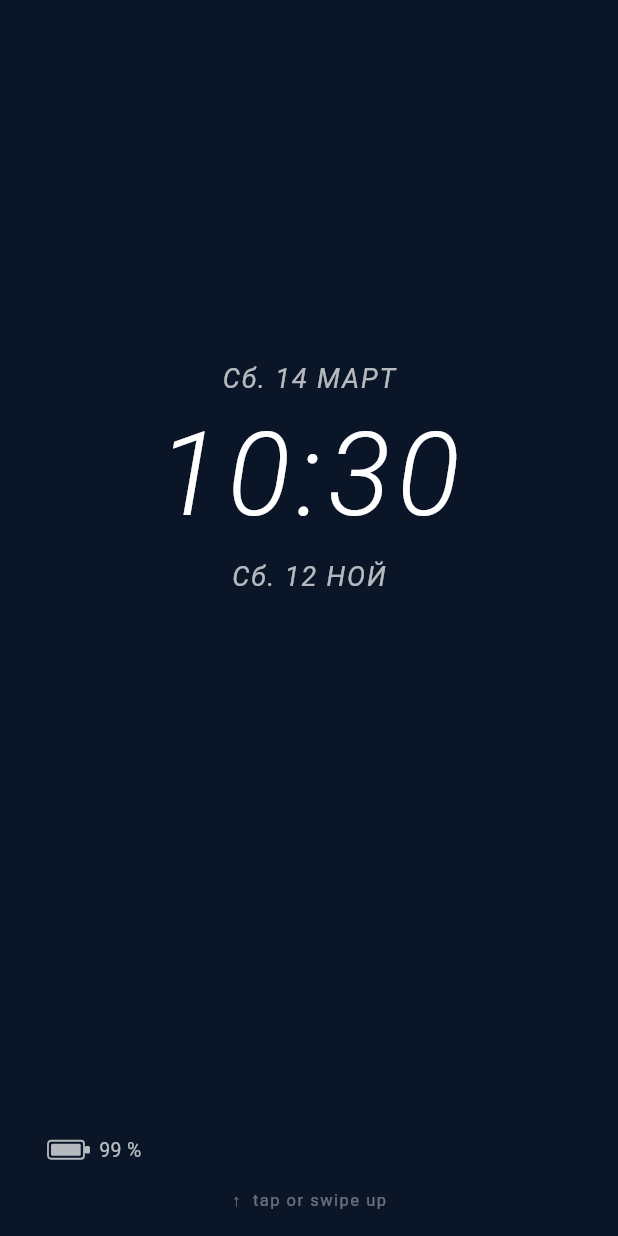
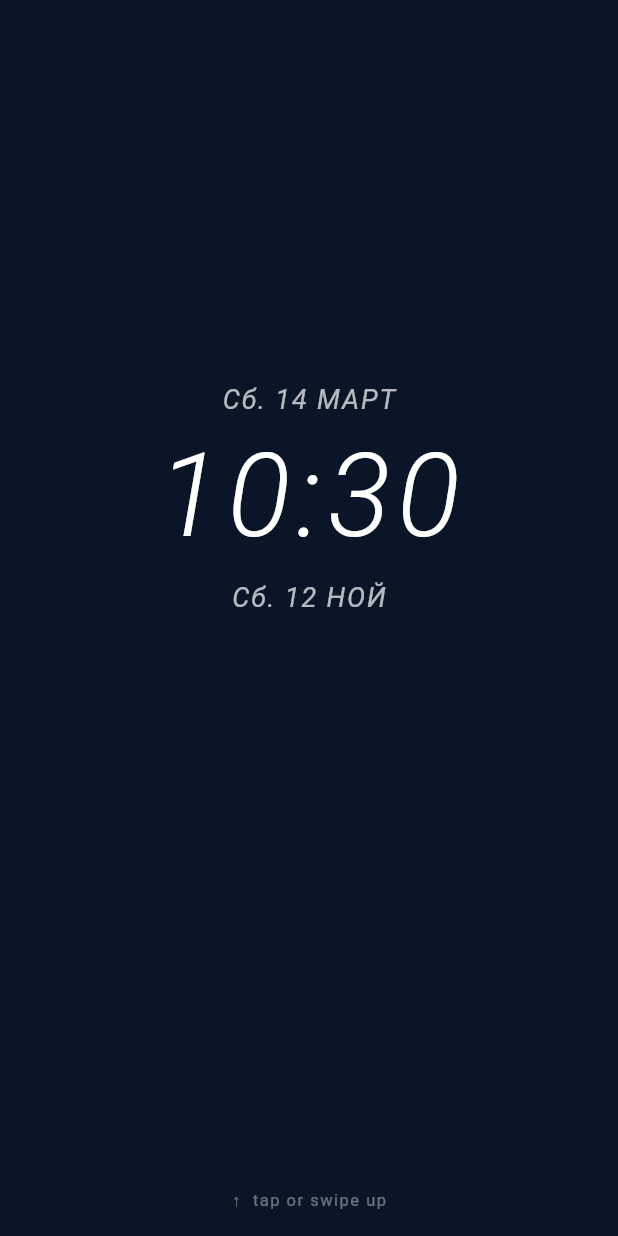
Before and after one commit to Kerwen2903/Neutral-calendar, a Flutter app: the screen it shows after launch, on a phone screen of 412 x 824 dp. Run offline on Flutter 3.47's test engine with Material 3 defaults, Android fonts, the phone set to English and light mode, and no system bars.

Commit message:
Remove battery icon and percentage from lock screen
https://claude.ai/code/session_018NWD78L3UvpRpWVsb7yTV8

```diff
--- a/lib/screens/lock_screen.dart
+++ b/lib/screens/lock_screen.dart
@@ -210,20 +210,6 @@ class _LockScreenState extends State<LockScreen>
 
                     const Spacer(flex: 3),
 
-                    // ── Battery row ────────────────────────────────────
-                    Row(
-                      children: [
-                        _BatteryIcon(color: Colors.white70),
-                        const SizedBox(width: 6),
-                        const Text(
-                          '99 %',
-                          style: TextStyle(color: Colors.white70, fontSize: 13),
-                        ),
-                      ],
-                    ),
-
-                    const SizedBox(height: 16),
-
                     // ── Swipe up hint ──────────────────────────────────
                     const Text(
                       '↑  tap or swipe up',
@@ -244,66 +230,3 @@ class _LockScreenState extends State<LockScreen>
     );
   }
 }
-
-// ── Simple battery icon drawn with Canvas ─────────────────────────────────────
-class _BatteryIcon extends StatelessWidget {
-  final Color color;
-  const _BatteryIcon({required this.color});
-
-  @override
-  Widget build(BuildContext context) {
-    return CustomPaint(
-      size: const Size(28, 14),
-      painter: _BatteryPainter(color: color, level: 0.99),
-    );
-  }
-}
-
-class _BatteryPainter extends CustomPainter {
-  final Color color;
-  final double level; // 0..1
-  const _BatteryPainter({required this.color, required this.level});
-
-  @override
-  void paint(Canvas canvas, Size size) {
-    final paint = Paint()
-      ..color = color
-      ..strokeWidth = 1.2
-      ..style = PaintingStyle.stroke;
-
-    // Body
-    final body = RRect.fromRectAndRadius(
-      Rect.fromLTWH(0, 1, size.width - 4, size.height - 2),
-      const Radius.circular(2),
-    );
-    canvas.drawRRect(body, paint);
-
-    // Terminal nub
-    final nubPaint = Paint()
-      ..color = color
-      ..style = PaintingStyle.fill;
-    canvas.drawRRect(
-      RRect.fromRectAndRadius(
-        Rect.fromLTWH(size.width - 3.5, size.height / 2 - 2.5, 3.5, 5),
-        const Radius.circular(1),
-      ),
-      nubPaint,
-    );
-
-    // Fill
-    final fillPaint = Paint()
-      ..color = color
-      ..style = PaintingStyle.fill;
-    final fillW = (size.width - 8) * level;
-    canvas.drawRRect(
-      RRect.fromRectAndRadius(
-        Rect.fromLTWH(2, 3, fillW, size.height - 6),
-        const Radius.circular(1),
-      ),
-      fillPaint,
-    );
-  }
-
-  @override
-  bool shouldRepaint(_BatteryPainter old) => old.level != level;
-}
```
